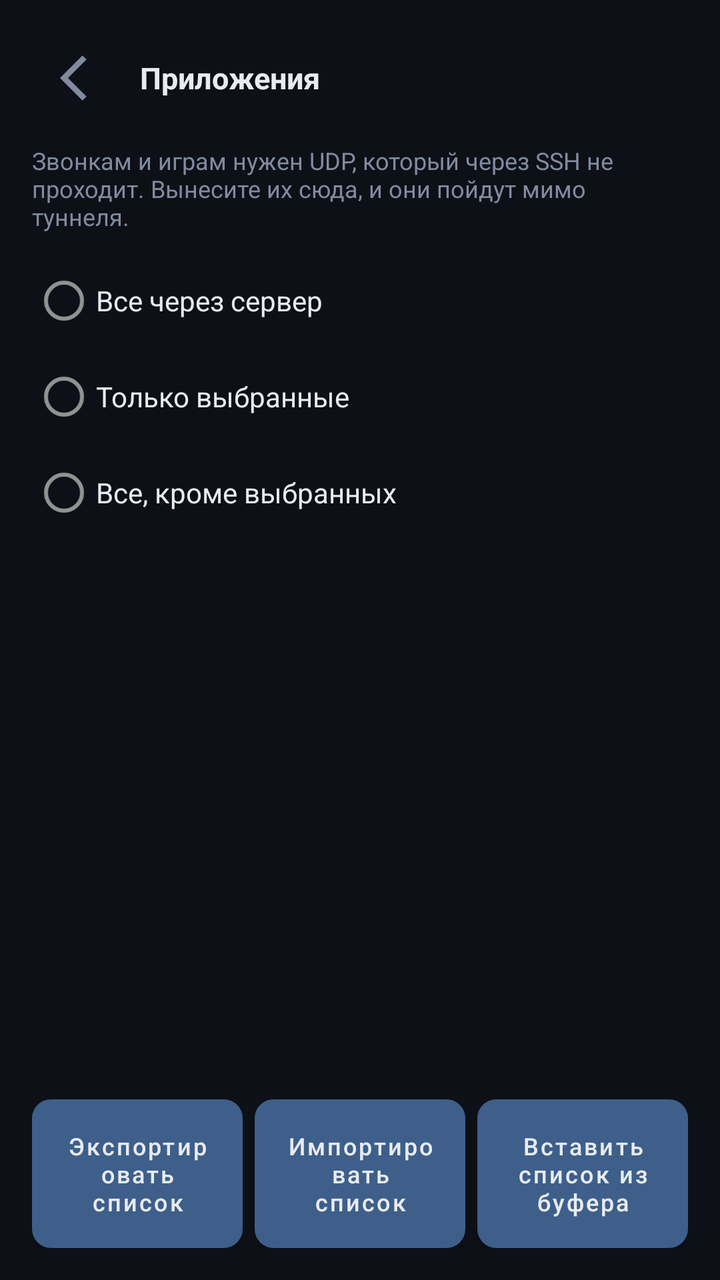
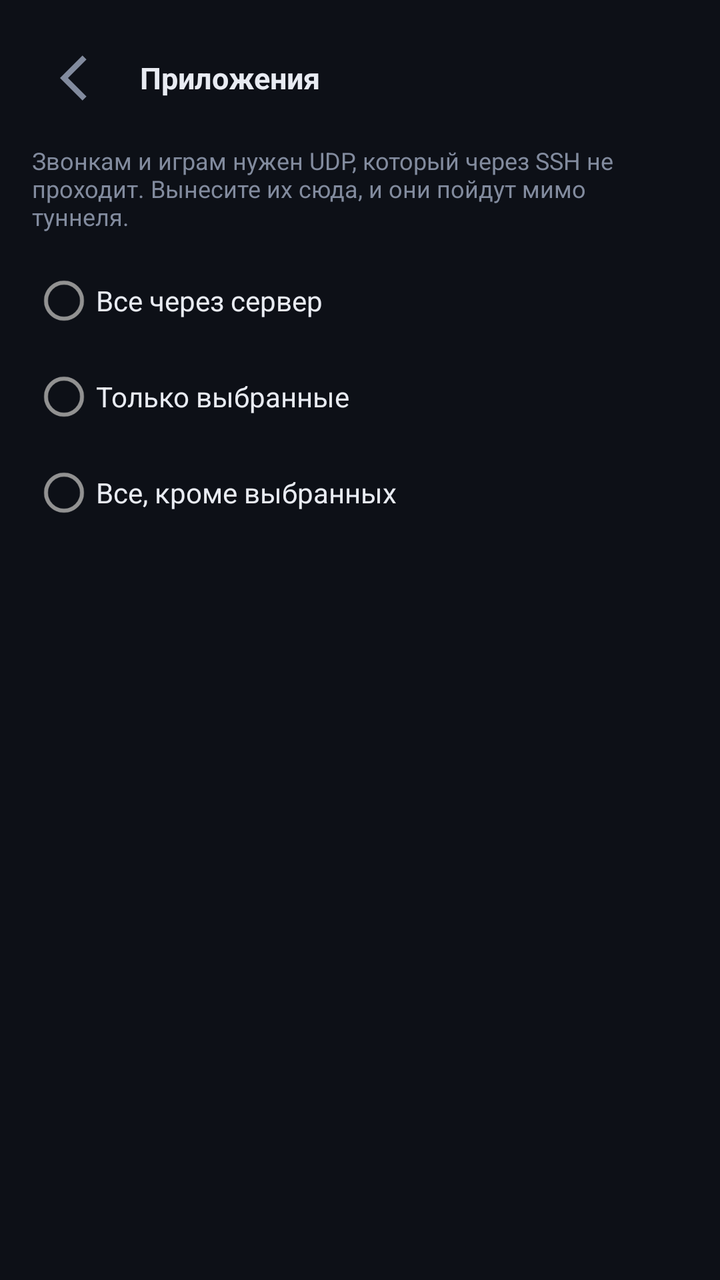

Compare the two renders of this Android layout. The source of the first and the diff that turns it into the second are given below.
<!-- AndroidManifest.xml: application theme AppTheme -->
<!-- res/layout/activity_apps.xml -->
<?xml version="1.0" encoding="utf-8"?>
<LinearLayout xmlns:android="http://schemas.android.com/apk/res/android"
    android:id="@+id/root"
    android:layout_width="match_parent"
    android:layout_height="match_parent"
    android:orientation="vertical"
    android:background="@color/bg"
    android:padding="16dp">

    <LinearLayout style="@style/HeadRow">
        <ImageView
            android:id="@+id/backFromApps"
            style="@style/HeadIcon"
            android:src="@drawable/ic_back"
            android:contentDescription="@string/back" />

        <TextView style="@style/HeadTitle" android:text="@string/apps_title" />
    </LinearLayout>

    <TextView
        android:layout_width="match_parent"
        android:layout_height="wrap_content"
        android:paddingBottom="10dp"
        android:textSize="12sp"
        android:textColor="@color/dim"
        android:text="@string/apps_hint" />

    <RadioGroup
        android:id="@+id/mode"
        android:layout_width="match_parent"
        android:layout_height="wrap_content">

        <RadioButton
            android:id="@+id/modeAll"
            android:layout_width="match_parent"
            android:layout_height="wrap_content"
            android:textColor="@color/text"
            android:text="@string/mode_all" />

        <RadioButton
            android:id="@+id/modeOnly"
            android:layout_width="match_parent"
            android:layout_height="wrap_content"
            android:textColor="@color/text"
            android:text="@string/mode_only" />

        <RadioButton
            android:id="@+id/modeExcept"
            android:layout_width="match_parent"
            android:layout_height="wrap_content"
            android:textColor="@color/text"
            android:text="@string/mode_except" />
    </RadioGroup>

    <ListView
        android:id="@+id/list"
        android:layout_width="match_parent"
        android:layout_height="0dp"
        android:layout_weight="1"
        android:layout_marginTop="8dp"
        android:choiceMode="multipleChoice"
        android:divider="@color/line"
        android:dividerHeight="1dp" />

    <TextView
        android:id="@+id/appsNote"
        android:layout_width="match_parent"
        android:layout_height="wrap_content"
        android:textSize="12sp"
        android:textColor="@color/dim" />

    <LinearLayout
        android:layout_width="match_parent"
        android:layout_height="wrap_content"
        android:layout_marginTop="6dp"
        android:orientation="horizontal">

        <Button
            android:id="@+id/exportAppsBtn"
            style="@style/SecondaryButton"
            android:layout_width="0dp"
            android:layout_weight="1"
            android:layout_height="wrap_content"
            android:textSize="12sp"
            android:paddingTop="9dp"
            android:paddingBottom="9dp"
            android:text="@string/export_apps" />

        <Space android:layout_width="6dp" android:layout_height="1dp" />

        <Button
            android:id="@+id/importAppsBtn"
            style="@style/SecondaryButton"
            android:layout_width="0dp"
            android:layout_weight="1"
            android:layout_height="wrap_content"
            android:textSize="12sp"
            android:paddingTop="9dp"
            android:paddingBottom="9dp"
            android:text="@string/import_apps" />

        <Space android:layout_width="6dp" android:layout_height="1dp" />

        <Button
            android:id="@+id/pasteAppsBtn"
            style="@style/SecondaryButton"
            android:layout_width="0dp"
            android:layout_weight="1"
            android:layout_height="wrap_content"
            android:textSize="12sp"
            android:paddingTop="9dp"
            android:paddingBottom="9dp"
            android:text="@string/paste_apps_list" />
    </LinearLayout>
</LinearLayout>
<!-- resources referenced by this layout -->
<resources>
  <color name="bg">#0d1017</color>
  <color name="dim">#828b9e</color>
  <color name="line">#272d3a</color>
  <color name="text">#e8ebf2</color>
  <!-- drawable ic_back (drawable) -->
  <?xml version="1.0" encoding="utf-8"?>
  <vector xmlns:android="http://schemas.android.com/apk/res/android"
      android:width="22dp" android:height="22dp"
      android:viewportWidth="24" android:viewportHeight="24">
      <path android:fillColor="#828b9e" android:pathData="M15.4,4.6l-1.6,-1.6l-9,9l9,9l1.6,-1.6l-7.4,-7.4z" />
  </vector>
  <string name="apps_hint">Звонкам и играм нужен UDP, который через SSH не проходит. Вынесите их сюда, и они пойдут мимо туннеля.</string>
  <string name="apps_title">Приложения</string>
  <string name="back">Назад</string>
  <string name="export_apps">Экспортировать список</string>
  <string name="import_apps">Импортировать список</string>
  <string name="mode_all">Все через сервер</string>
  <string name="mode_except">Все, кроме выбранных</string>
  <string name="mode_only">Только выбранные</string>
  <string name="paste_apps_list">Вставить список из буфера</string>
  <style name="HeadIcon">
          <item name="android:layout_width">46dp</item>
          <item name="android:layout_height">46dp</item>
          <item name="android:padding">8dp</item>
          <item name="android:clickable">true</item>
          <item name="android:focusable">true</item>
          <item name="android:background">?android:attr/selectableItemBackgroundBorderless</item>
      </style>
  <style name="HeadRow">
          <item name="android:layout_width">match_parent</item>
          <item name="android:layout_height">wrap_content</item>
          <item name="android:orientation">horizontal</item>
          <item name="android:gravity">center_vertical</item>
          <item name="android:paddingBottom">10dp</item>
      </style>
  <style name="HeadTitle">
          <item name="android:layout_width">wrap_content</item>
          <item name="android:layout_height">wrap_content</item>
          <item name="android:layout_marginStart">8dp</item>
          <item name="android:textSize">15sp</item>
          <item name="android:textStyle">bold</item>
          <item name="android:textColor">@color/text</item>
      </style>
  <style name="SecondaryButton">
          <item name="android:layout_width">match_parent</item>
          <item name="android:layout_height">wrap_content</item>
          <item name="android:paddingTop">12dp</item>
          <item name="android:paddingBottom">12dp</item>
          <item name="android:background">@drawable/bg_button</item>
          <item name="android:textColor">@color/text</item>
          <item name="android:textAllCaps">false</item>
          <item name="android:textSize">14sp</item>
      </style>
  <style name="AppTheme" parent="Theme.MaterialComponents.NoActionBar">
          <item name="android:colorBackground">@color/bg</item>
          <item name="android:windowBackground">@color/bg</item>
          <item name="android:textColor">@color/text</item>
          <item name="colorPrimary">@color/accent_muted</item>
          <item name="colorAccent">@color/accent_muted</item>
          <item name="colorControlActivated">@color/accent_muted</item>
          <item name="android:statusBarColor">@color/bg</item>
          <item name="android:navigationBarColor">@color/card</item>
      </style>
  <!-- drawable bg_button (drawable) -->
  <?xml version="1.0" encoding="utf-8"?>
  <shape xmlns:android="http://schemas.android.com/apk/res/android" android:shape="rectangle">
      <solid android:color="@color/card2" />
      <stroke android:width="1dp" android:color="@color/line" />
      <corners android:radius="9dp" />
  </shape>
  <color name="accent_muted">#3d5f8a</color>
  <color name="card">#161a23</color>
  <color name="card2">#1d222d</color>
</resources>

<!-- the commit's change to res/layout/activity_apps.xml (unified diff, before → after) -->
@@ -80,7 +80,7 @@
             style="@style/SecondaryButton"
             android:layout_width="0dp"
             android:layout_weight="1"
-            android:layout_height="wrap_content"
+            android:layout_height="match_parent"
             android:textSize="12sp"
             android:paddingTop="9dp"
             android:paddingBottom="9dp"
@@ -93,7 +93,7 @@
             style="@style/SecondaryButton"
             android:layout_width="0dp"
             android:layout_weight="1"
-            android:layout_height="wrap_content"
+            android:layout_height="match_parent"
             android:textSize="12sp"
             android:paddingTop="9dp"
             android:paddingBottom="9dp"
@@ -106,7 +106,7 @@
             style="@style/SecondaryButton"
             android:layout_width="0dp"
             android:layout_weight="1"
-            android:layout_height="wrap_content"
+            android:layout_height="match_parent"
             android:textSize="12sp"
             android:paddingTop="9dp"
             android:paddingBottom="9dp"
